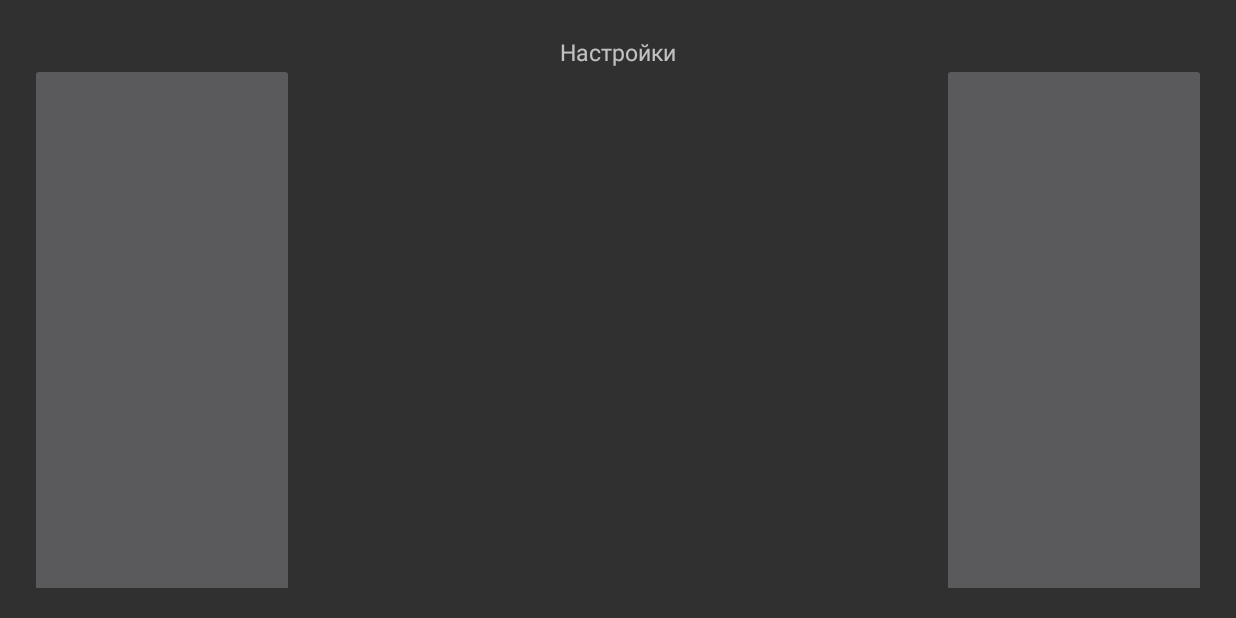
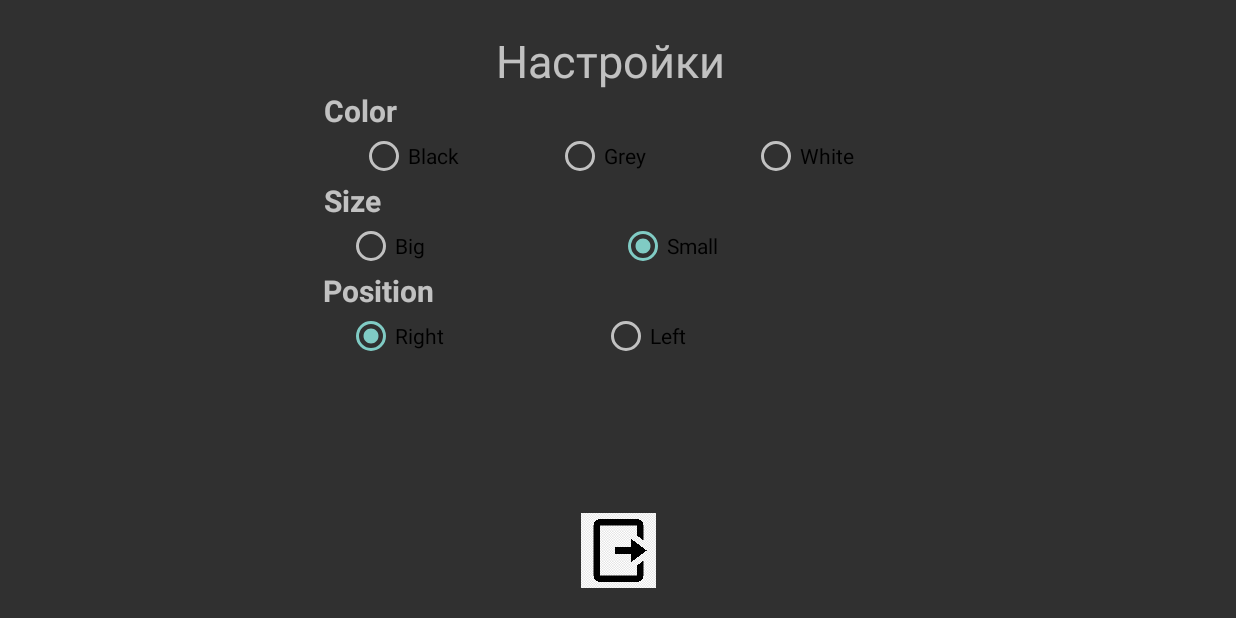
Before and after one commit to AgeDim/Clicker, an Android app: the SettingsActivity screen opened directly, with no data from a screen before it, on a phone screen of 824 x 412 dp (held sideways). Run offline under Robolectric (Android 15) with nearby library versions, the phone set to English and light mode, and no system bars.

Commit message:
Мейсон, ты шо спишь?

```diff
--- a/app/src/main/java/com/example/clicker/SettingsActivity.java
+++ b/app/src/main/java/com/example/clicker/SettingsActivity.java
@@ -2,54 +2,76 @@ package com.example.clicker;
 
 import androidx.appcompat.app.AppCompatActivity;
 
+import android.annotation.SuppressLint;
 import android.content.Intent;
 import android.os.Bundle;
-import android.util.TypedValue;
-import android.view.ViewGroup;
+import android.view.View;
 import android.widget.Button;
 import android.widget.ImageButton;
+import android.widget.RadioGroup;
 
 public class SettingsActivity extends AppCompatActivity {
 
-    ImageButton smallLeft;
-    ImageButton smallRight;
-    ImageButton bigLeft;
-    ImageButton bigRight;
+    ImageButton back;
     Button click;
+    RadioGroup colorGroup, sizeGroup, positionGroup;
+    Intent answerIntent = new Intent();
 
     @Override
     protected void onCreate(Bundle savedInstanceState) {
         super.onCreate(savedInstanceState);
         setContentView(R.layout.activity_settings);
 
+        positionGroup = findViewById(R.id.positionGroup);
+        sizeGroup = findViewById(R.id.sizeGroup);
+        colorGroup = findViewById(R.id.colorGroup);
         click = findViewById(R.id.click);
-        smallLeft = findViewById(R.id.smallLeft);
-        smallRight = findViewById(R.id.smallRight);
-        bigRight= findViewById(R.id.bigRight);
-        bigLeft = findViewById(R.id.bigLeft);
+        back = findViewById(R.id.back);
+        back.setOnClickListener(view -> {
+            setResult(RESULT_OK, answerIntent);
+            finish();
+        });
 
-        smallRight.setOnClickListener(view -> {
-            Intent intent = new Intent(SettingsActivity.this, MainActivity.class);
-            startActivity(intent);
+    }
 
-        });
-        smallLeft.setOnClickListener(view -> {
-            Intent intent;
-            intent = new Intent(SettingsActivity.this, MainActivity.class);
-            startActivity(intent);
+    @SuppressLint("NonConstantResourceId")
+    public void onSize(View v) {
 
-        });
-        bigLeft.setOnClickListener(view -> {
-            Intent intent;
-            intent = new Intent(SettingsActivity.this, MainActivity.class);
-            startActivity(intent);
+        int id = sizeGroup.getCheckedRadioButtonId();
+        switch (id) {
+            case R.id.big:
+                answerIntent.putExtra("size", "big");
+            case R.id.small:
+                answerIntent.putExtra("color", "small");
+        }
+    }
 
-        });
-        bigRight.setOnClickListener(view -> {
-            Intent intent;
-            intent = new Intent(SettingsActivity.this, MainActivity.class);
-            startActivity(intent);
+    @SuppressLint("NonConstantResourceId")
+    public void onPosition(View v) {
 
-        });
+        int id = positionGroup.getCheckedRadioButtonId();
+        switch (id) {
+            case R.id.right:
+                answerIntent.putExtra("position", "right");
+            case R.id.left:
+                answerIntent.putExtra("position", "left");
+        }
+    }
+
+    @SuppressLint("NonConstantResourceId")
+    public void onColor(View v) {
+        int id = colorGroup.getCheckedRadioButtonId();
+        if (id == R.id.radio_white) {
+            answerIntent.putExtra("color", "white");
+        } else {
+            if (id == R.id.radio_grey) {
+                answerIntent.putExtra("color", "gray");
+            } else {
+                if (id == R.id.radio_black) {
+                    answerIntent.putExtra("color", "black");
+                }
+            }
+
+        }
     }
 }
--- a/app/src/main/res/layout/activity_settings.xml
+++ b/app/src/main/res/layout/activity_settings.xml
@@ -4,57 +4,185 @@
     xmlns:tools="http://schemas.android.com/tools"
     android:layout_width="match_parent"
     android:layout_height="match_parent"
-    tools:context=".SettingsActivity"
     android:orientation="vertical"
-    android:padding="20dp">
+    android:padding="20dp"
+    tools:context=".SettingsActivity">
 
     <TextView
+        android:id="@+id/textView2"
         android:layout_width="352dp"
-        android:layout_height="30dp"
+        android:layout_height="40dp"
         android:gravity="center"
         android:text="@string/info"
-        android:textSize="15sp"
+        android:textSize="30sp"
         app:layout_constraintEnd_toEndOf="parent"
+        app:layout_constraintHorizontal_bias="0.487"
         app:layout_constraintStart_toStartOf="parent"
         app:layout_constraintTop_toTopOf="parent"
         tools:ignore="MissingConstraints" />
 
     <ImageButton
-        android:id="@+id/bigRight"
-        android:layout_width="176dp"
-        android:layout_height="350dp"
-        android:contentDescription="@string/todo"
+        android:id="@+id/back"
+        android:layout_width="50dp"
+        android:layout_height="50dp"
+        android:layout_marginStart="160dp"
+        android:layout_marginEnd="160dp"
+        android:background="@drawable/back"
         app:layout_constraintBottom_toBottomOf="parent"
         app:layout_constraintEnd_toEndOf="parent"
-        tools:ignore="MissingConstraints,SpeakableTextPresentCheck,TouchTargetSizeCheck,DuplicateClickableBoundsCheck,ImageContrastCheck,DuplicateSpeakableTextCheck" />
+        app:layout_constraintStart_toStartOf="parent"
+        tools:ignore="SpeakableTextPresentCheck"
+        android:contentDescription="@string/todo" />
 
-    <ImageButton
-        android:id="@+id/smallRight"
-        android:layout_width="176dp"
-        android:layout_height="350dp"
-        android:layout_marginTop="30dp"
-        android:contentDescription="@string/todo"
+    <RadioGroup
+        android:id="@+id/colorGroup"
+        android:layout_width="392dp"
+        android:layout_height="wrap_content"
+        android:orientation="horizontal"
         app:layout_constraintEnd_toEndOf="parent"
-        app:layout_constraintTop_toTopOf="parent"
-        tools:ignore="MissingConstraints,TouchTargetSizeCheck,SpeakableTextPresentCheck,ImageContrastCheck" />
+        app:layout_constraintStart_toStartOf="parent"
+        app:layout_constraintTop_toBottomOf="@+id/textView3"
+        tools:ignore="MissingConstraints">
 
-    <ImageButton
-        android:id="@+id/bigLeft"
-        android:layout_width="176dp"
-        android:layout_height="350dp"
-        android:contentDescription="@string/todo"
-        app:layout_constraintBottom_toBottomOf="parent"
+        <RadioButton
+            android:id="@+id/radio_black"
+            android:layout_width="match_parent"
+            android:layout_height="wrap_content"
+            android:layout_marginStart="24dp"
+            android:layout_weight="1"
+            android:text="@string/black"
+            android:textColor="@color/black"
+            android:onClick="onColor"/>
+
+        <RadioButton
+            android:id="@+id/radio_grey"
+            android:layout_width="match_parent"
+            android:layout_height="wrap_content"
+            android:layout_marginStart="24dp"
+            android:layout_weight="1"
+            android:text="@string/grey"
+            android:textColor="@color/black"
+            android:onClick="onColor"/>
+
+        <RadioButton
+            android:id="@+id/radio_white"
+            android:layout_width="match_parent"
+            android:layout_height="wrap_content"
+            android:layout_marginStart="24dp"
+            android:layout_weight="1"
+            android:text="@string/white"
+            android:textColor="@color/black"
+            android:onClick="onColor"/>
+
+    </RadioGroup>
+
+    <TextView
+        android:id="@+id/textView3"
+        android:layout_width="392dp"
+        android:layout_height="28dp"
+        android:layout_marginStart="20dp"
+        android:layout_marginEnd="20dp"
+        android:text="@string/color"
+        android:textAlignment="center"
+        android:textSize="20sp"
+        android:textStyle="bold"
+        app:layout_constraintEnd_toEndOf="parent"
         app:layout_constraintStart_toStartOf="parent"
-        tools:ignore="MissingConstraints,SpeakableTextPresentCheck,TouchTargetSizeCheck,ImageContrastCheck" />
+        app:layout_constraintTop_toBottomOf="@+id/textView2"
+        tools:ignore="MissingConstraints" />
 
-    <ImageButton
-        android:id="@+id/smallLeft"
-        android:layout_width="176dp"
-        android:layout_height="350dp"
-        android:layout_marginTop="30dp"
-        android:contentDescription="@string/todo"
+    <TextView
+        android:id="@+id/textView4"
+        android:layout_width="392dp"
+        android:layout_height="28dp"
+        android:layout_marginStart="20dp"
+        android:layout_marginEnd="20dp"
+        android:text="@string/size"
+        android:textAlignment="center"
+        android:textSize="20sp"
+        android:textStyle="bold"
+        app:layout_constraintEnd_toEndOf="parent"
         app:layout_constraintStart_toStartOf="parent"
-        app:layout_constraintTop_toTopOf="parent"
-        tools:ignore="MissingConstraints,SpeakableTextPresentCheck,TouchTargetSizeCheck,DuplicateClickableBoundsCheck,ImageContrastCheck" />
+        app:layout_constraintTop_toBottomOf="@+id/colorGroup"
+        tools:ignore="MissingConstraints" />
+
+    <RadioGroup
+        android:id="@+id/sizeGroup"
+        android:layout_width="362dp"
+        android:layout_height="wrap_content"
+        android:layout_marginStart="15dp"
+        android:layout_marginEnd="15dp"
+        android:orientation="horizontal"
+        app:layout_constraintEnd_toEndOf="parent"
+        app:layout_constraintStart_toStartOf="parent"
+        app:layout_constraintTop_toBottomOf="@+id/textView4"
+        tools:ignore="MissingConstraints">
+
+        <RadioButton
+            android:id="@+id/big"
+            android:layout_width="match_parent"
+            android:layout_height="wrap_content"
+            android:layout_weight="1"
+            android:text="@string/big"
+            android:textColor="@color/black"
+            android:onClick="onSize"/>
+
+        <RadioButton
+            android:id="@+id/small"
+            android:layout_width="match_parent"
+            android:layout_height="wrap_content"
+            android:layout_weight="1"
+            android:text="@string/small"
+            android:textColor="@color/black"
+            android:checked="true"
+            android:onClick="onSize"/>
+    </RadioGroup>
+
+    <TextView
+        android:id="@+id/textView5"
+        android:layout_width="393dp"
+        android:layout_height="28dp"
+        android:layout_marginStart="20dp"
+        android:layout_marginEnd="20dp"
+        android:text="@string/position"
+        android:textSize="20sp"
+        app:layout_constraintEnd_toEndOf="parent"
+        app:layout_constraintStart_toStartOf="parent"
+        app:layout_constraintTop_toBottomOf="@+id/sizeGroup"
+        android:textStyle="bold"
+        android:textAlignment="center"/>
+
+    <RadioGroup
+        android:id="@+id/positionGroup"
+        android:layout_width="362dp"
+        android:layout_height="wrap_content"
+        android:layout_marginStart="15dp"
+        android:layout_marginEnd="15dp"
+        android:orientation="horizontal"
+        app:layout_constraintEnd_toEndOf="parent"
+        app:layout_constraintStart_toStartOf="parent"
+        app:layout_constraintTop_toBottomOf="@+id/textView5"
+        tools:ignore="MissingConstraints">
+
+        <RadioButton
+            android:id="@+id/right"
+            android:layout_width="113dp"
+            android:layout_height="wrap_content"
+            android:layout_weight="1"
+            android:text="@string/right"
+            android:textColor="@color/black"
+            android:checked="true"
+            android:onClick="onPosition"/>
+
+        <RadioButton
+            android:id="@+id/left"
+            android:layout_width="135dp"
+            android:layout_height="wrap_content"
+            android:layout_weight="1"
+            android:text="@string/left"
+            android:textColor="@color/black"
+            android:onClick="onPosition"/>
+    </RadioGroup>
+
 
 </androidx.constraintlayout.widget.ConstraintLayout>
```
